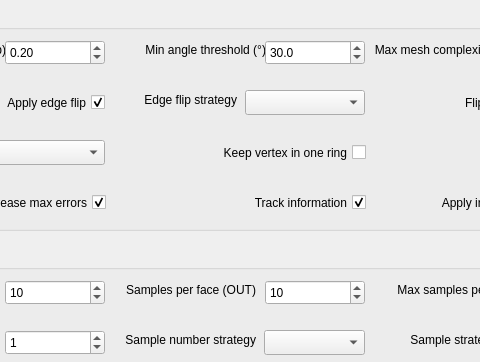
This is src/MinAngle_parameters.ui in KaimoHu/2019_CGALRemeshing as Qt 5 draws it before an edit; both pictures show x 185 to 665 and y 0 to 362 of the 1113 by 747 pixel window. The edited form follows.
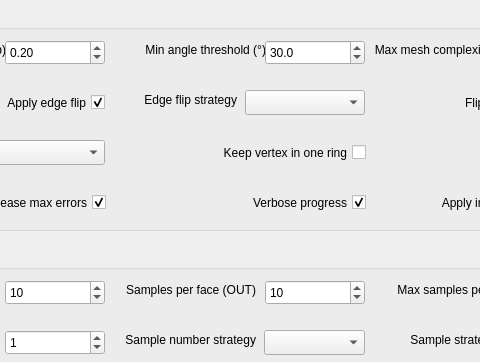
This is the edited form.

Commit message: 10282019: Modified the parameter name from track_information to verbose_progress

Patch:
```diff
--- a/src/MinAngle_parameters.ui
+++ b/src/MinAngle_parameters.ui
@@ -378,7 +378,7 @@
      <enum>Qt::RightToLeft</enum>
     </property>
     <property name="text">
-     <string>Track information</string>
+     <string>Verbose progress</string>
     </property>
     <property name="checked">
      <bool>true</bool>
```
Left out of the diff: 2 changed lines with no effect on the pictures. The commit also changes 3 other files.
